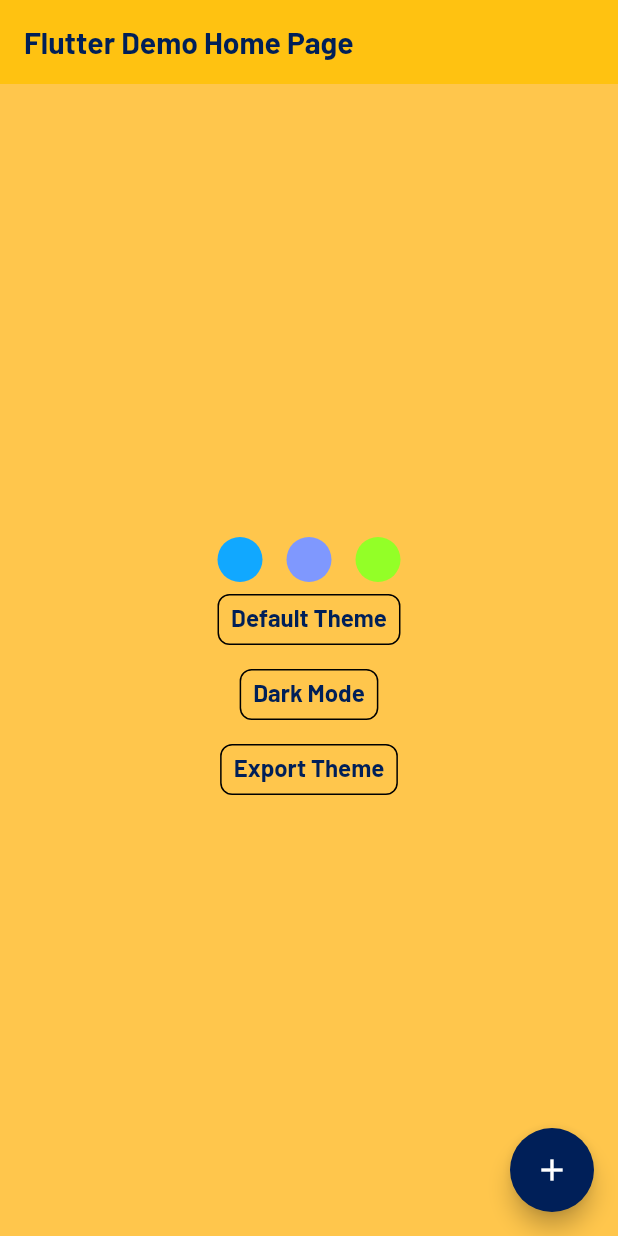
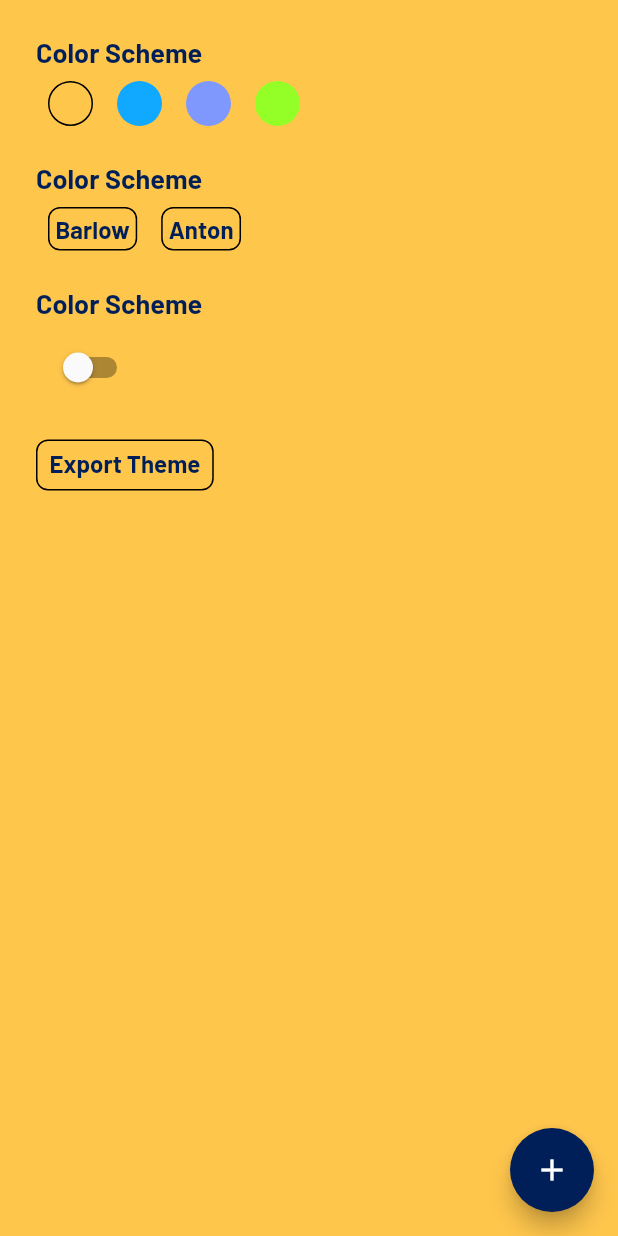
Before and after one commit to kryptogo/kg-kit-flutter, a Flutter app: the screen it shows after launch, on a phone screen of 412 x 824 dp. Run offline on Flutter 3.47's test engine with Material 2 defaults, Android fonts, the phone set to English and light mode, and no system bars; our stand-ins replace flex_color_scheme, flutter_riverpod, freezed_annotation.

Commit message:
Update example

```diff
--- a/example/lib/main.dart
+++ b/example/lib/main.dart
@@ -38,18 +38,36 @@ class _MyHomePageState extends State<MyHomePage> {
   @override
   Widget build(BuildContext context) {
     return Scaffold(
-      appBar: AppBar(
-        title: Text(
-          widget.title,
-          style: Theme.of(context).textTheme.headline2,
+      body: SafeArea(
+        child: Padding(
+          padding: const EdgeInsets.all(24.0),
+          child: Column(
+            crossAxisAlignment: CrossAxisAlignment.start,
+            children: [
+              Text(
+                "Color Scheme",
+                style: Theme.of(context).textTheme.headline3,
+              ),
+              Row(
+                mainAxisAlignment: MainAxisAlignment.start,
+                children: [
+                  GestureDetector(
+                    onTap: () {
+                      KgKit.of(context).set(KgThemeData().toJson());
+                    },
+                    child: Container(
+                      width: 30,
+                      height: 30,
+                      margin: const EdgeInsets.all(8.0),
+                      decoration: BoxDecoration(
+                        shape: BoxShape.circle,
+                        border: Border.all(
+                            color: Theme.of(context).colorScheme.onPrimary),
                       ),
                     ),
-      body: Center(
-        child: Column(
-          mainAxisAlignment: MainAxisAlignment.center,
-          children: <Widget>[
-            Row(mainAxisAlignment: MainAxisAlignment.center, children: [
-              ...[DefaultTheme.poke, DefaultTheme.blue, DefaultTheme.green].map(
+                  ),
+                  ...[DefaultTheme.poke, DefaultTheme.blue, DefaultTheme.green]
+                      .map(
                     (data) {
                       return GestureDetector(
                         onTap: () {
@@ -67,53 +85,58 @@ class _MyHomePageState extends State<MyHomePage> {
                       );
                     },
                   ).toList(),
-            ]),
-            GestureDetector(
+                ],
+              ),
+              const SizedBox(height: 16.0),
+              Text(
+                "Color Scheme",
+                style: Theme.of(context).textTheme.headline3,
+              ),
+              Row(
+                children: [
+                  ...['Barlow', 'Anton'].map(
+                    (fontFamily) => GestureDetector(
                       onTap: () {
-                KgKit.of(context).setFontFamily('Anton');
+                        KgKit.of(context).setFontFamily(fontFamily);
                       },
                       child: Container(
+                        padding: const EdgeInsets.all(4.0),
+                        margin: const EdgeInsets.all(8.0),
                         decoration: BoxDecoration(
                           border: Border.all(
                               color: Theme.of(context).colorScheme.onPrimary),
                           borderRadius: BorderRadius.circular(8),
                         ),
-                padding: const EdgeInsets.all(8.0),
                         child: Text(
-                  'Default Theme',
-                  style: Theme.of(context).textTheme.headline4?.copyWith(
-                        height: 1,
+                          fontFamily,
+                          style: Theme.of(context).textTheme.headline4,
                         ),
                       ),
                     ),
                   ),
+                ],
+              ),
               const SizedBox(height: 16.0),
-            GestureDetector(
-              onTap: () {
+              Text(
+                "Color Scheme",
+                style: Theme.of(context).textTheme.headline3,
+              ),
+              Padding(
+                padding: const EdgeInsets.all(8.0),
+                child: Switch.adaptive(
+                  activeColor: Theme.of(context).primaryColor,
+                  value: KgKit.of(context).themeData.isDark,
+                  onChanged: (value) {
                     final isDark = KgKit.of(context).themeData.isDark;
                     KgKit.of(context).setDarkMode(!isDark);
                   },
-              child: Container(
-                decoration: BoxDecoration(
-                  border: Border.all(
-                      color: Theme.of(context).colorScheme.onPrimary),
-                  borderRadius: BorderRadius.circular(8),
-                ),
-                padding: const EdgeInsets.all(8.0),
-                child: Text(
-                  KgKit.of(context).themeData.isDark
-                      ? 'Light Mode'
-                      : 'Dark Mode',
-                  style: Theme.of(context).textTheme.headline4?.copyWith(
-                        height: 1,
-                      ),
-                ),
                 ),
               ),
               const SizedBox(height: 16.0),
               GestureDetector(
                 onTap: () {
                   final output = KgKit.of(context).themeData.toJson();
+                  print('=======output : $output=========');
                 },
                 child: Container(
                   decoration: BoxDecoration(
@@ -133,6 +156,7 @@ class _MyHomePageState extends State<MyHomePage> {
             ],
           ),
         ),
+      ),
       floatingActionButton: FloatingActionButton(
         onPressed: () {},
         tooltip: 'Increment',
```
Lines whose indentation alone changed are shown as unchanged.
